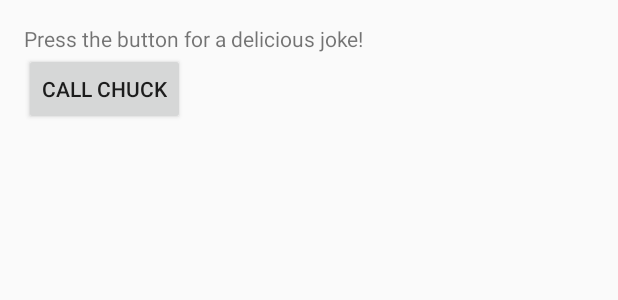
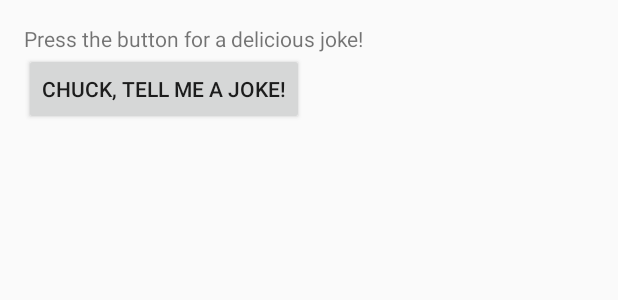
Before and after one commit to Serloman/Android-Developer-Nanodegree-Project-4-Build-it-Bigger, an Android app: the layout fragment_main.xml on its own in the app's theme, with its tools: preview values and no code run, on a phone screen of 412 x 824 dp. Shown: the top 300 px of the screen. Run offline under Robolectric (Android 15) with nearby library versions, the phone set to English and light mode, and no system bars.

Commit message:
Main flavors

```diff
--- a/app/src/main/res/layout/fragment_main.xml
+++ b/app/src/main/res/layout/fragment_main.xml
@@ -23,14 +23,4 @@
 
         />
 
-    <com.google.android.gms.ads.AdView
-        android:id="@+id/adView"
-        android:layout_width="wrap_content"
-        android:layout_height="wrap_content"
-        android:layout_centerHorizontal="true"
-        android:layout_alignParentBottom="true"
-        ads:adSize="BANNER"
-        ads:adUnitId="@string/banner_ad_unit_id">
-    </com.google.android.gms.ads.AdView>
-
 </RelativeLayout>
--- a/app/src/main/res/values/strings.xml
+++ b/app/src/main/res/values/strings.xml
@@ -1,7 +1,7 @@
 <resources>
     <string name="app_name">Build it Bigger</string>
     <string name="instructions">Press the button for a delicious joke!</string>
-    <string name="button_text">Call Chuck</string>
+    <string name="button_text">Chuck, tell me a joke!</string>
     <string name="action_settings">Settings</string>
     <string name="banner_ad_unit_id">ca-app-pub-3940256099942544/6300978111</string>
 
```
Also changed, not shown: app/build.gradle (+12 -1 lines), app/src/main/AndroidManifest.xml (+1 -11 lines).
